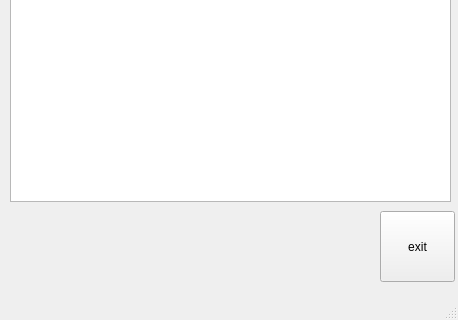
The window that untitled.ui (ZXCmitya/todolist) describes before a commit, drawn with Qt 5; both pictures show x 0 to 458 and y 249 to 569 of the 458 by 569 pixel window.
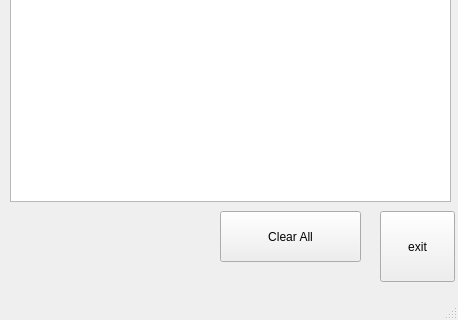
The same window after the commit.

Patch:
```diff
--- a/untitled.ui
+++ b/untitled.ui
@@ -76,6 +76,19 @@
      <string>Delete</string>
     </property>
    </widget>
+   <widget class="QPushButton" name="clearAllButton">
+    <property name="geometry">
+     <rect>
+      <x>220</x>
+      <y>460</y>
+      <width>141</width>
+      <height>51</height>
+     </rect>
+    </property>
+    <property name="text">
+     <string>Clear All</string>
+    </property>
+   </widget>
   </widget>
   <widget class="QMenuBar" name="menubar">
    <property name="geometry">
```
